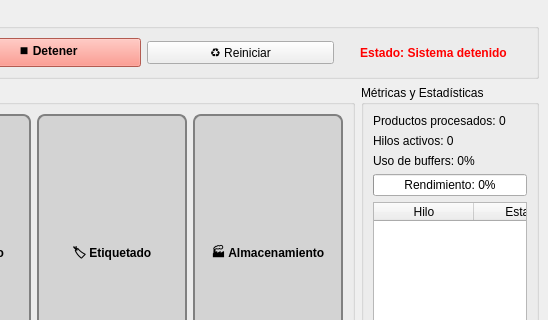
Before: the Qt Designer form mainwindow.ui in Jose01R/Proyecto---Line-Production, drawn with Qt 5; both pictures show x 452 to 1000 and y 0 to 320 of the 1000 by 700 pixel window.
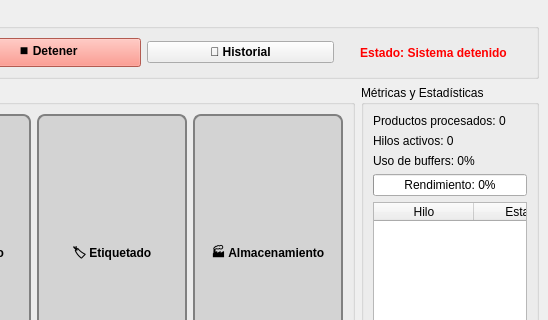
After: the same form once the commit is applied.

Commit message: correccion error e historial

```diff
--- a/mainwindow.ui
+++ b/mainwindow.ui
@@ -57,7 +57,10 @@
        <item>
         <widget class="QPushButton" name="pushButton_Reset">
          <property name="text">
-          <string>♻ Reiniciar</string>
+          <string>📄 Historial</string>
+         </property>
+         <property name="styleSheet">
+          <string notr="true">font-weight: bold;</string>
          </property>
         </widget>
        </item>
```
Left out of the diff: 3 changed lines with no effect on the pictures. The commit also changes 14 other files.
